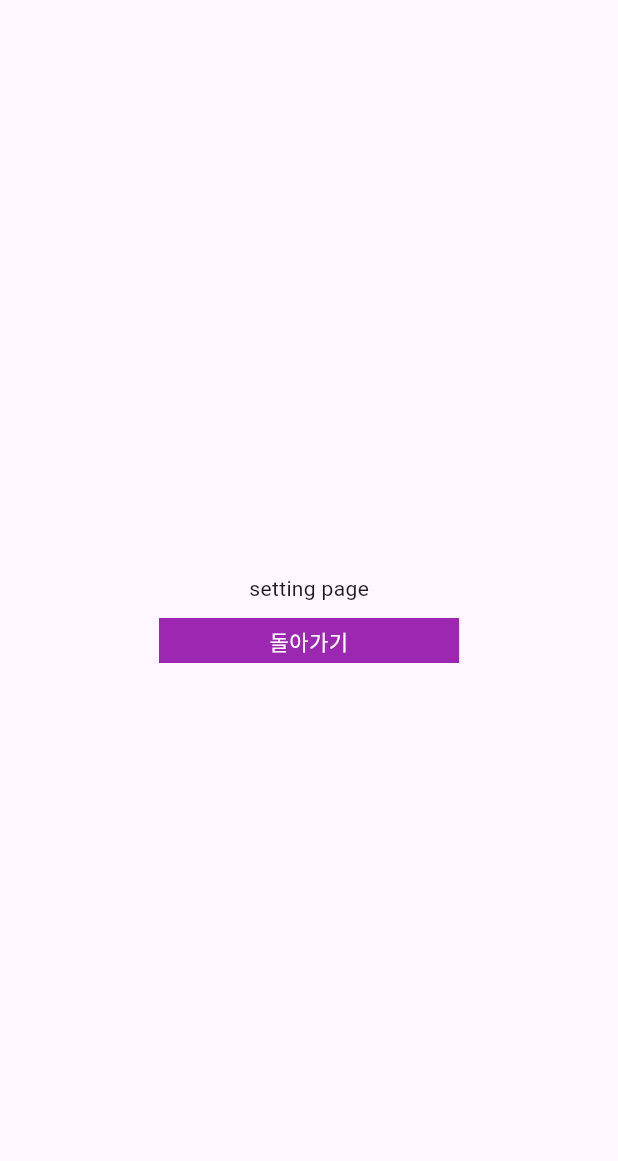
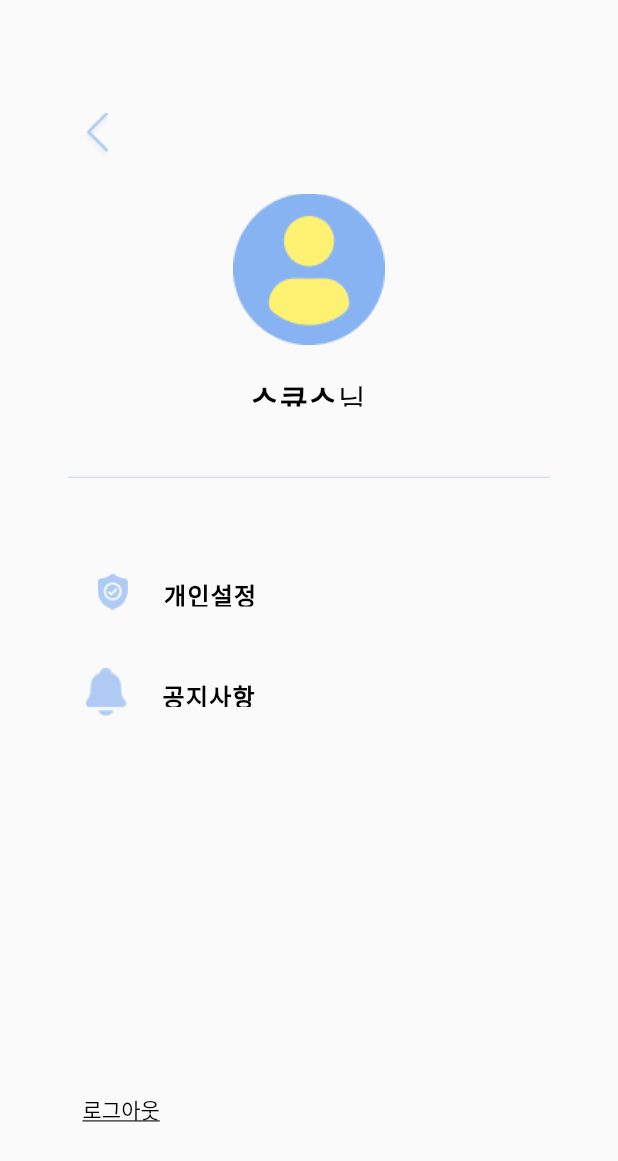
Before and after one commit to dkgt331/3Q3Min-Front, a Flutter app: the screen it shows after launch, after a tap on "설정으로 이동", on a phone screen of 412 x 824 dp. Shown: the top 1161 px of the screen. Run offline on Flutter 3.47's test engine with Material 2 defaults, Android fonts, the phone set to English and light mode, and no system bars; Roboto replaces fonts that are missing (Helvetica Neue).

Commit message:
feat: add setting pages

```diff
--- /dev/null
+++ b/lib/setting/personal_setting.dart
@@ -0,0 +1,27 @@
+import 'package:flutter/material.dart';
+
+class PersonalSetting extends StatelessWidget {
+  const PersonalSetting({super.key});
+
+  @override
+  Widget build(BuildContext context) {
+    return MaterialApp(
+      home: Scaffold(
+        body: Column(
+          crossAxisAlignment: CrossAxisAlignment.start,
+          children: [
+            //뒤로가기 버튼
+            Container(
+              margin: const EdgeInsets.fromLTRB(41, 67, 0, 0),
+              child: IconButton(
+                  onPressed: () {
+                    Navigator.pop(context);
+                  },
+                  icon: Image.asset('assets/back.png')),
+            ),
+          ],
+        ),
+      ),
+    );
+  }
+}
--- a/lib/setting/setting_screen.dart
+++ b/lib/setting/setting_screen.dart
@@ -1,3 +1,4 @@
+import 'package:application_3q3min/setting/personal_setting.dart';
 import 'package:flutter/material.dart';
 
 class SettingScreen extends StatelessWidget {
@@ -5,33 +6,177 @@ class SettingScreen extends StatelessWidget {
 
   @override
   Widget build(BuildContext context) {
-    return Scaffold(
-      body: Center(
-          child: Column(
-        mainAxisAlignment: MainAxisAlignment.center,
-        children: [
-          const Text("setting page"),
-          const SizedBox(
-            height: 10,
-          ),
-          GestureDetector(
-            onTap: () {
-              Navigator.of(context).pop();
-            },
-            child: Container(
-              width: 200,
-              height: 30,
-              alignment: Alignment.center,
-              color: Colors.purple,
-              child: const Text(
-                "돌아가기",
-                textAlign: TextAlign.center,
-                style: TextStyle(color: Colors.white),
+    return MaterialApp(
+      home: Scaffold(
+        body: Column(
+          crossAxisAlignment: CrossAxisAlignment.start,
+          children: [
+            //뒤로가기 버튼
+            Container(
+              margin: const EdgeInsets.fromLTRB(41, 67, 0, 0),
+              child: IconButton(
+                  onPressed: () {
+                    Navigator.pop(context);
+                  },
+                  icon: Image.asset('assets/back.png')
               ),
             ),
-          ),
-        ],
-      )),
+            // 사용자 사진 받아오기
+            Container(
+              margin: const EdgeInsets.only(top: 14),
+              child: const Center(
+                child: Image(
+                    image: AssetImage('assets/pro.png')
+                ),
+              ),
+            ),
+            // 사용자 이름 받아오기
+            Container(
+              margin: const EdgeInsets.only(top: 21, bottom: 47),
+              child: const Center(
+                child: SizedBox(
+                  width: 220,
+                  height: 20,
+                  child: Text.rich(
+                    TextSpan(
+                        children: [
+                          TextSpan(
+                              text: '스큐스', // 이름 받아오기
+                              style: TextStyle(
+                                color: Colors.black,
+                                fontSize: 20,
+                                fontFamily: 'Helvetica Neue',
+                                fontWeight: FontWeight.w700,
+                                letterSpacing: 1,
+                              )
+                          ),
+                          TextSpan(
+                              text: '님',
+                              style: TextStyle(
+                                color: Colors.black,
+                                fontSize: 20,
+                                fontFamily: 'Helvetica Neue',
+                                fontWeight: FontWeight.w300,
+                                letterSpacing: 1,
+                              )
+                          ),
+                        ]
+                    ),
+                    textAlign: TextAlign.center,
+                  ),
+                ),
+              ),
+            ),
+            // 구분선
+            Center(
+              child: Container(
+                width: 321,
+                decoration: const ShapeDecoration(
+                    shape: RoundedRectangleBorder(
+                        side: BorderSide(
+                          width: 0.35,
+                          strokeAlign: BorderSide.strokeAlignCenter,
+                          color: Color(0x7F88B3F2),
+                        )
+                    )
+                ),
+              ),
+            ),
+            // 개인설정
+            Container(
+              height: 40,
+              margin: const EdgeInsets.only(top: 56),
+              child: TextButton(
+                onPressed: (){
+                  Navigator.of(context).push(
+                      MaterialPageRoute(
+                        builder: (context) => const PersonalSetting(),
+                      )
+                  );
+                },
+                child: Row(
+                  children: [
+                    Container(
+                        margin: const EdgeInsets.only(left: 57),
+                        child: const Image(image: AssetImage('assets/option.png'))
+                    ),
+                    Container(
+                      width: 220,
+                      height: 20,
+                      margin: const EdgeInsets.only(left: 23),
+                      child: const Text(
+                        '개인설정',
+                        style: TextStyle(
+                          color: Colors.black,
+                          fontSize: 16,
+                          fontFamily: 'Helvetica Neue',
+                          fontWeight: FontWeight.w700,
+                          letterSpacing: 0.80,
+                        ),
+                      ),
+                    )
+                  ],
+                ),
+              ),
+            ),
+            // 공지사항
+            Container(
+              height: 40,
+              margin: const EdgeInsets.only(top: 27),
+              child: Row(
+                children: [
+                  Container(
+                      margin: const EdgeInsets.only(left: 57),
+                      child: const Image(image: AssetImage('assets/announcement.png'))),
+                  Container(
+                    width: 220,
+                    height: 20,
+                    margin: const EdgeInsets.only(left: 23),
+                    child: const Text(
+                      '공지사항',
+                      style: TextStyle(
+                        color: Colors.black,
+                        fontSize: 16,
+                        fontFamily: 'Helvetica Neue',
+                        fontWeight: FontWeight.w700,
+                        letterSpacing: 0.80,
+                      ),
+                    ),
+                  )
+                ],
+              ),
+            ),
+            Expanded(
+              child: Align(
+                alignment: Alignment.bottomLeft,
+                child: Row(
+                  children: [
+                    Container(
+                      margin: const EdgeInsets.only(left: 47, bottom: 66),
+                      height: 37,
+                      child: TextButton(
+                          onPressed: () {
+                            //로그아웃 기능 구현
+                          },
+                          child: const Text('로그아웃',
+                            style:  TextStyle(
+                              decoration: TextDecoration.underline,
+                              color: Colors.black,
+                              fontSize: 14,
+                              fontWeight: FontWeight.w500,
+                            ),
+                          )
+                      ),
+                    ),
+                    // 스위치 만들기
+                    // https://gist.github.com/jpmehedi/a1f170bdd7b5fb5c0adb6fe97638644e
+                  ],
+                ),
+              ),
+            )
+          ],
+        ),
+      ),
     );
   }
 }
--- a/pubspec.yaml
+++ b/pubspec.yaml
@@ -52,6 +52,8 @@ dev_dependencies:
 
 # The following section is specific to Flutter packages.
 flutter:
+  assets:
+    - assets/
 
   # The following line ensures that the Material Icons font is
   # included with your application, so that you can use the icons in
```
Also changed, not shown: assets/announcement.png (added), assets/back.png (added), assets/option.png (added), assets/pro.png (added), 40 other files.
